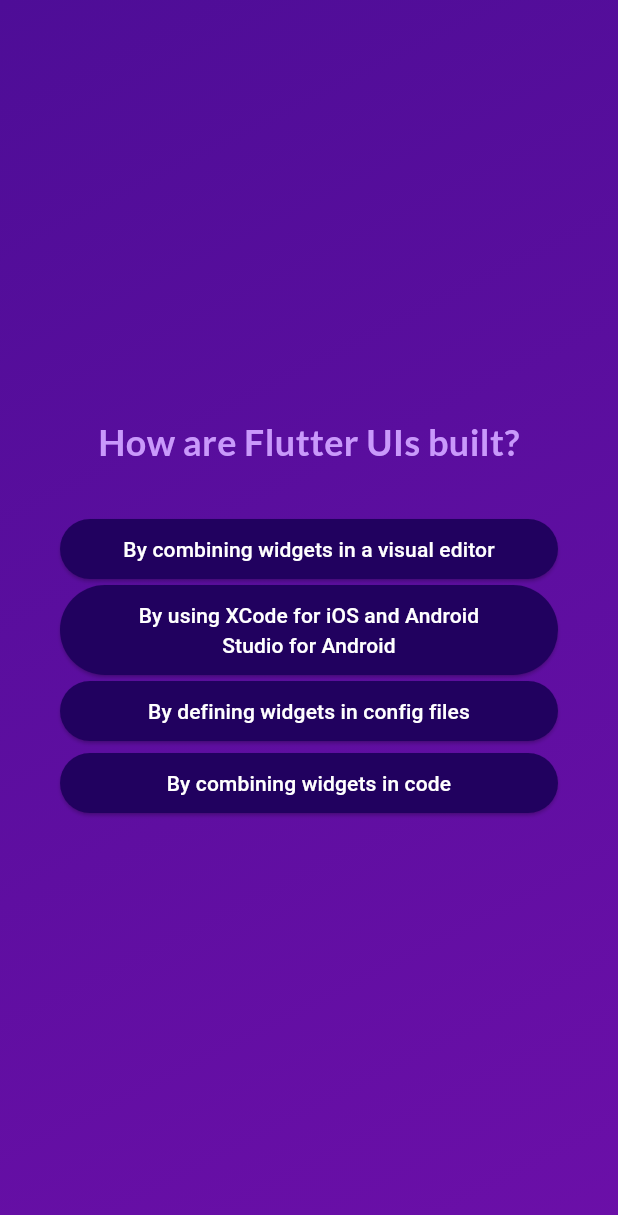
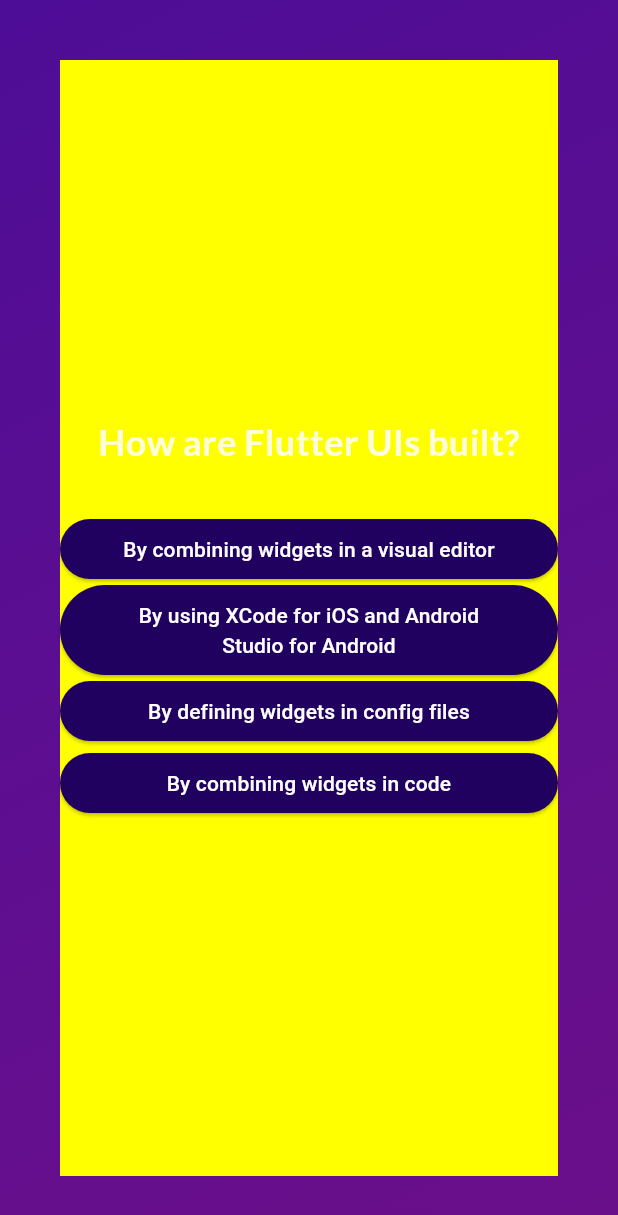
Before and after one commit to rensawamo/flutter-UI, a Flutter app: the screen it shows after launch, after a tap on "Start Quiz", after a tap on "Components", on a phone screen of 412 x 824 dp. Shown: the top 1215 px of the screen. Run offline on Flutter 3.47's test engine with Material 3 defaults, Android fonts, the phone set to English and light mode, and no system bars; our stand-ins replace google_fonts.

Commit message:
画面遷移と状態変数の受け渡し

```diff
--- a/quizu/lib/answer_button.dart
+++ b/quizu/lib/answer_button.dart
@@ -4,7 +4,7 @@
   const AnswerButton({
     super.key,
     required this.answerText,
-    required this.onTap,
+    required this.  onTap,
   });
 
   final String answerText;
--- a/quizu/lib/models/quiz_question.dart
+++ b/quizu/lib/models/quiz_question.dart
@@ -4,6 +4,7 @@
   final String text;
   final List<String> answers;
 
+  // get での定義は関数的な感じの呼び出し方をする
   List<String> get shuffledAnswers {
     final shuffledList = List.of(answers);
     shuffledList.shuffle();
--- a/quizu/lib/questions_screen.dart
+++ b/quizu/lib/questions_screen.dart
@@ -10,6 +10,7 @@
     required this.onSelectAnswer,
   });
 
+  // 関数ごと要求 呼び出し側の 状態変数ごとかえる
   final void Function(String answer) onSelectAnswer;
 
   @override
@@ -22,6 +23,8 @@
   var currentQuestionIndex = 0;
 
   void answerQuestion(String selectedAnswer) {
+    // widgetは呼び出し側のって意味で
+    // こちら特有の関数名に書き換える
     widget.onSelectAnswer(selectedAnswer);
     // currentQuestionIndex = currentQuestionIndex + 1;
     // currentQuestionIndex += 1;
@@ -30,6 +33,7 @@
     });
   }
 
+  // stateless
   @override
   Widget build(context) {
     final currentQuestion = questions[currentQuestionIndex];
@@ -37,7 +41,8 @@
     return SizedBox(
       width: double.infinity,
       child: Container(
-        margin: const EdgeInsets.all(40),
+        margin: const EdgeInsets.all(40), // 紫
+        color: const Color.fromARGB(255, 255, 255, 0), // 黄色
         child: Column(
           mainAxisAlignment: MainAxisAlignment.center,
           crossAxisAlignment: CrossAxisAlignment.stretch,
@@ -45,7 +50,7 @@
             Text(
               currentQuestion.text,
               style: GoogleFonts.lato(
-                color: const Color.fromARGB(255, 201, 153, 251),
+                color: const Color.fromARGB(255, 255, 255, 222),
                 fontSize: 24,
                 fontWeight: FontWeight.bold,
               ),
@@ -56,7 +61,7 @@
               return AnswerButton(
                 answerText: answer,
                 onTap: () {
-                  answerQuestion(answer);
+                  answerQuestion(answer); // その widgetの状態変数を変える
                 },
               );
             })
--- a/quizu/lib/quiz.dart
+++ b/quizu/lib/quiz.dart
@@ -14,9 +14,9 @@
   }
 }
 
-
  //状態管理の変数の状態などを保持
 class _QuizState extends State<Quiz> {
+  // 呼び出すwidget  から ここに 回答されたものを蓄える
   List<String> _selectedAnswers = [];
   var _activeScreen = 'start-screen';
 
@@ -26,6 +26,7 @@
     });
   }
 
+  // 呼び出しのwidgetでこの変数を使って 上記の状態変数リストに蓄える
   void _chooseAnswer(String answer) {
     _selectedAnswers.add(answer);
 
@@ -43,13 +44,13 @@
   }
 
 
-
-
   // build contextはUIのほう
   @override
   Widget build(context) {
     Widget screenWidget = StartScreen(_switchScreen);
 
+
+    // 状態変数の _activeScreen によって viewをかえている
     if (_activeScreen == 'questions-screen') {
       screenWidget = QuestionsScreen(
         onSelectAnswer: _chooseAnswer,
@@ -70,7 +71,7 @@
             gradient: LinearGradient(
               colors: [
                 Color.fromARGB(255, 78, 13, 151),
-                Color.fromARGB(255, 107, 15, 168),
+                Color.fromARGB(255, 107, 15, 138),
               ],
               begin: Alignment.topLeft,
               end: Alignment.bottomRight,
```
Also changed, not shown: quizu/lib/results_screen.dart (+11 -4 lines).
